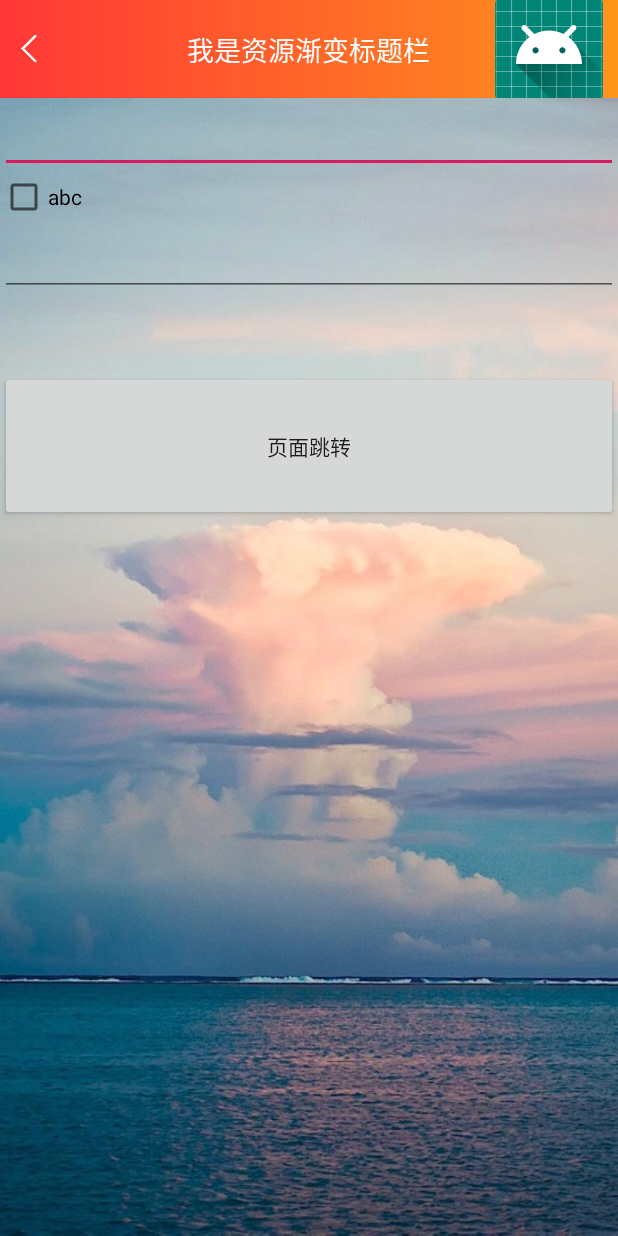
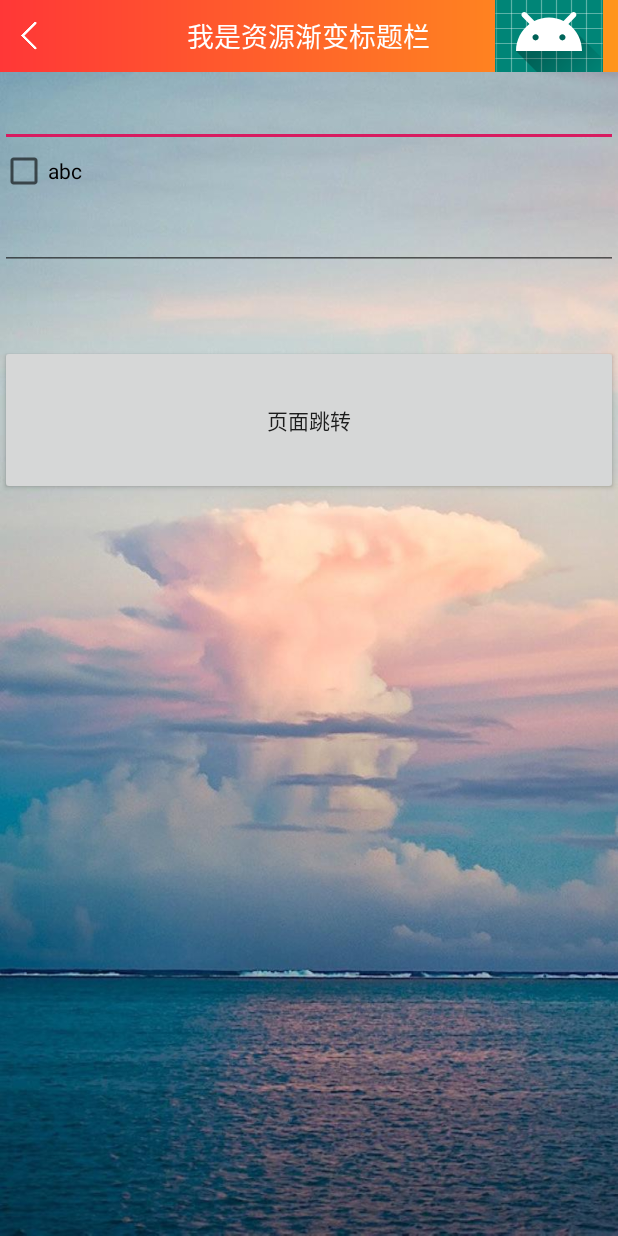
Before and after one commit to wenkency/titlebar, an Android app: the ResourceStyleActivity screen opened directly, with no data from a screen before it, on a phone screen of 412 x 824 dp. Run offline under Robolectric (Android 15) with nearby library versions, the phone set to English and light mode, and no system bars.

```diff
--- a/app/build.gradle
+++ b/app/build.gradle
@@ -23,6 +23,5 @@ android {
 dependencies {
     implementation fileTree(dir: 'libs', include: ['*.jar'])
     implementation "androidx.appcompat:appcompat:1.4.2"
-    implementation "androidx.constraintlayout:constraintlayout:${versions.constraintlayout}"
     implementation project(path: ':lib-titlebar')
 }
--- a/app/src/main/java/cn/carhouse/quicktitle_sample/ResourceStyleActivity.java
+++ b/app/src/main/java/cn/carhouse/quicktitle_sample/ResourceStyleActivity.java
@@ -7,6 +7,7 @@ import android.view.View;
 
 import cn.carhouse.titlebar.DefTitleBar;
 import cn.carhouse.titlebar.DefTitleBuilder;
+import cn.carhouse.titlebar.utils.TitleBarUtil;
 
 public class ResourceStyleActivity extends BaseActivity {
 
@@ -34,6 +35,7 @@ public class ResourceStyleActivity extends BaseActivity {
                 startActivity(intent);
             }
         });
+
     }
 
     public void toMain(View view) {
--- a/app/src/main/res/layout/activity_main.xml
+++ b/app/src/main/res/layout/activity_main.xml
@@ -1,10 +1,11 @@
 <?xml version="1.0" encoding="utf-8"?>
+
+
 <FrameLayout xmlns:android="http://schemas.android.com/apk/res/android"
     xmlns:tools="http://schemas.android.com/tools"
     android:id="@+id/fl"
     android:layout_width="match_parent"
     android:layout_height="match_parent"
-    android:fitsSystemWindows="false"
     tools:context=".ColorStyleActivity">
 
     <ImageView
--- a/app/src/main/res/values/styles.xml
+++ b/app/src/main/res/values/styles.xml
@@ -1,4 +1,4 @@
-<resources xmlns:tools="http://schemas.android.com/tools">
+<resources>
 
     <!-- Base application theme. -->
     <style name="AppTheme" parent="Theme.AppCompat.Light.NoActionBar">
@@ -6,66 +6,13 @@
         <item name="colorPrimary">@color/colorPrimary</item>
         <item name="colorPrimaryDark">@color/colorPrimaryDark</item>
         <item name="colorAccent">@color/colorAccent</item>
-
+        <item name="android:windowContentOverlay">@null</item>
+        <item name="android:windowBackground">@null</item>
     </style>
 
-    <style name="CustomWindowTitleBackground">
-        <item name="android:background">@null</item>
-    </style>
-
-    <style name="Default" parent="@style/AppTheme">
-        <item name="android:textColorPrimaryInverse">@android:color/black</item>
-        <item name="android:windowContentOverlay">@null</item>
-        <item name="android:windowTitleSize">0.0dip</item>
-        <item name="android:windowTitleBackgroundStyle">@style/CustomWindowTitleBackground</item>
-        <item name="android:radioButtonStyle">@style/customRadioButton</item>
-        <item name="android:windowAnimationStyle">@style/actAnimation</item>
-        <item name="android:fitsSystemWindows">true</item>
-        <item name="android:windowContentTransitions" tools:targetApi="lollipop">true</item>
-    </style>
-
-    <style name="Default.NoTitleBar" parent="@style/Default">
-        <item name="android:windowNoTitle">true</item>
-    </style>
-
-    <style name="Default.NoTitleBar.NoPreview" parent="@style/Default.NoTitleBar">
+    <style name="Default.Launcher" parent="AppTheme">
         <item name="android:windowDisablePreview">true</item>
     </style>
 
-    <style name="Default.NoTitleBar.NoPreview.FullScreen" parent="@style/Default.NoTitleBar.NoPreview">
-        <item name="android:windowFullscreen">true</item>
-    </style>
 
-
-    <style name="customListView" parent="@android:style/Widget.ListView">
-        <item name="android:scrollingCache">false</item>
-        <item name="android:cacheColorHint">@null</item>
-    </style>
-
-    <style name="customEditText" parent="@android:style/Widget.EditText">
-        <item name="android:background">@drawable/edit_text_holo_light</item>
-    </style>
-
-    <style name="customAutoCompleteTextView" parent="@style/Widget.AppCompat.Light.AutoCompleteTextView">
-        <item name="android:background">@drawable/edit_text_holo_light</item>
-    </style>
-
-    <style name="customCheckBox" parent="@android:style/Widget.CompoundButton.CheckBox">
-        <item name="android:button">@drawable/checkbox_bg1</item>
-    </style>
-
-    <style name="customRadioButton" parent="@android:style/Widget.CompoundButton.RadioButton">
-        <item name="android:button">@drawable/checkbox_bg1</item>
-    </style>
-
-    <style name="actAnimation" parent="@android:style/Animation.Activity">
-        <item name="android:activityOpenEnterAnimation">@anim/activity_new</item>
-        <item name="android:activityOpenExitAnimation">@anim/activity_out</item>
-        <item name="android:activityCloseEnterAnimation">@anim/activity_back</item>
-        <item name="android:activityCloseExitAnimation">@anim/activity_finish</item>
-        <item name="android:taskOpenEnterAnimation">@anim/activity_new</item>
-        <item name="android:taskOpenExitAnimation">@anim/activity_out</item>
-        <item name="android:taskCloseEnterAnimation">@anim/activity_back</item>
-        <item name="android:taskCloseExitAnimation">@anim/activity_finish</item>
-    </style>
 </resources>
--- a/lib-titlebar/build.gradle
+++ b/lib-titlebar/build.gradle
@@ -46,5 +46,4 @@ android {
 
 dependencies {
     compileOnly "androidx.appcompat:appcompat:1.4.2"
-    compileOnly "androidx.constraintlayout:constraintlayout:${versions.constraintlayout}"
 }
--- a/lib-titlebar/src/main/java/cn/carhouse/titlebar/DefTitleBar.java
+++ b/lib-titlebar/src/main/java/cn/carhouse/titlebar/DefTitleBar.java
@@ -131,6 +131,7 @@ public class DefTitleBar {
     private ViewGroup getParent(DefTitleBuilder params) {
         // 1. 有父类直接返回
         if (params.mParent != null) {
+            mChild = params.mParent;
             return params.mParent;
         }
         if (params.mActivity != null) {
@@ -343,6 +344,9 @@ public class DefTitleBar {
      */
     public void setTitleBackgroundColor(int color) {
         findViewById(R.id.cl_title_content).setBackgroundColor(color);
+        if (Build.VERSION.SDK_INT >= Build.VERSION_CODES.LOLLIPOP) {
+            mActivity.getWindow().setStatusBarColor(color);
+        }
     }
 
     /**
@@ -410,6 +414,7 @@ public class DefTitleBar {
                 if (mTitleHeight > 0) {
                     height = mTitleHeight;
                 }
+                Log.e("TAG", statusBarHeight + ":" + height);
                 ViewGroup.LayoutParams lp = titleView.getLayoutParams();
                 lp.height = statusBarHeight + height;
                 titleView.setLayoutParams(lp);
--- a/lib-titlebar/src/main/java/cn/carhouse/titlebar/utils/TitleBarUtil.java
+++ b/lib-titlebar/src/main/java/cn/carhouse/titlebar/utils/TitleBarUtil.java
@@ -91,16 +91,13 @@ public class TitleBarUtil {
 
             if (isResource) {
                 // android系统级的资源id得这么拿,不然拿不到
-                decorView.post(new Runnable() {
-                    @Override
-                    public void run() {
+                decorView.post(() -> {
                     int viewId = activity.getResources()
                             .getIdentifier("statusBarBackground",
                                     "id", "android");
                     View statusBarView = window.findViewById(viewId);
                     if (statusBarView != null) {
                         statusBarView.setBackgroundResource(color);
-                        }
                     }
                 });
             } else {
@@ -237,6 +234,10 @@ public class TitleBarUtil {
             return;
         }
         if (Build.VERSION.SDK_INT >= Build.VERSION_CODES.LOLLIPOP) {
+            // 不加这个，会有灰色背景
+            if (Build.VERSION.SDK_INT >= Build.VERSION_CODES.Q) {
+                window.setNavigationBarContrastEnforced(false);
+            }
             window.setNavigationBarColor(color);
         }
     }
@@ -249,21 +250,31 @@ public class TitleBarUtil {
     }
 
 
-/*    // 隐藏状态栏
-    public static void hideStatusBar(@NonNull Window window) {
-        window.setFlags(WindowManager.LayoutParams.FLAG_FULLSCREEN,
-                WindowManager.LayoutParams.FLAG_FULLSCREEN);
+    public static void hideBar(Window window) {
+        hideBar(window, false);
     }
 
-    // 显示状态栏
-    public static void showStatusBar(@NonNull Window window) {
-        window.clearFlags(WindowManager.LayoutParams.FLAG_FULLSCREEN);
-    }*/
+    public static void hideBar(Window window, boolean isDark) {
+        hideBarOrNav(window, true, false, isDark);
+    }
+
+    public static void hideNav(Window window) {
+        hideNav(window, false);
+    }
+
+    public static void hideNav(Window window, boolean isDark) {
+        hideBarOrNav(window, false, true, isDark);
+    }
+
+    public static void hideBarOrNav(Window window, boolean hideBar, boolean hideNav) {
+        hideBarOrNav(window, hideBar, hideNav, false);
+    }
+
     /**
      * Hide bar.
      * 隐藏或显示状态栏和导航栏。
      */
-    public static void hideBarOrNav(Window window, boolean hideBar, boolean hideNav) {
+    public static void hideBarOrNav(Window window, boolean hideBar, boolean hideNav, boolean isDark) {
         if (window == null) {
             return;
         }
@@ -278,6 +289,9 @@ public class TitleBarUtil {
             uiFlags |= View.SYSTEM_UI_FLAG_LAYOUT_HIDE_NAVIGATION
                     | View.SYSTEM_UI_FLAG_HIDE_NAVIGATION;
         }
+        if (!hideBar && isDark) {
+            uiFlags |= View.SYSTEM_UI_FLAG_LIGHT_STATUS_BAR;
+        }
         window.getDecorView().setSystemUiVisibility(uiFlags);
     }
 
--- a/lib-titlebar/src/main/res/layout/base_layout_title_bar.xml
+++ b/lib-titlebar/src/main/res/layout/base_layout_title_bar.xml
@@ -1,25 +1,23 @@
 <?xml version="1.0" encoding="utf-8"?>
-<LinearLayout xmlns:android="http://schemas.android.com/apk/res/android"
+<FrameLayout xmlns:android="http://schemas.android.com/apk/res/android"
     xmlns:app="http://schemas.android.com/apk/res-auto"
     android:id="@+id/ll_title_root"
     android:layout_width="match_parent"
-    android:layout_height="wrap_content"
-    android:orientation="vertical"
+    android:layout_height="@dimen/title_height"
     app:elevation="0dp">
 
-    <androidx.constraintlayout.widget.ConstraintLayout
+    <FrameLayout
         android:id="@+id/cl_title_content"
         android:layout_width="match_parent"
-        android:layout_height="@dimen/title_height">
+        android:layout_height="@dimen/title_height"
+        android:layout_gravity="center">
         <!--左边布局-->
         <LinearLayout
             android:id="@+id/ll_title_left"
             android:layout_width="wrap_content"
             android:layout_height="match_parent"
             android:gravity="center_vertical"
-            android:orientation="horizontal"
-            app:layout_constraintLeft_toLeftOf="parent"
-            app:layout_constraintTop_toTopOf="parent">
+            android:orientation="horizontal">
 
             <ImageView
                 android:id="@+id/iv_title_left"
@@ -32,16 +30,13 @@
         <!--中间布局-->
         <LinearLayout
             android:id="@+id/ll_title_center"
-            android:layout_width="0dp"
-            android:layout_height="wrap_content"
+            android:layout_width="wrap_content"
+            android:layout_height="match_parent"
+            android:layout_gravity="center"
             android:layout_marginLeft="80dp"
             android:layout_marginRight="80dp"
             android:gravity="center"
-            android:orientation="horizontal"
-            app:layout_constraintBottom_toBottomOf="parent"
-            app:layout_constraintLeft_toLeftOf="parent"
-            app:layout_constraintRight_toRightOf="parent"
-            app:layout_constraintTop_toTopOf="parent">
+            android:orientation="horizontal">
 
             <ImageView
                 android:id="@+id/iv_title_center"
@@ -65,10 +60,9 @@
             android:id="@+id/ll_title_right"
             android:layout_width="wrap_content"
             android:layout_height="match_parent"
+            android:layout_gravity="right"
             android:gravity="center_vertical"
-            android:orientation="horizontal"
-            app:layout_constraintRight_toRightOf="parent"
-            app:layout_constraintTop_toTopOf="parent">
+            android:orientation="horizontal">
 
             <TextView
                 android:id="@+id/tv_title_right"
@@ -82,15 +76,15 @@
                 android:textSize="15dp" />
         </LinearLayout>
 
-    </androidx.constraintlayout.widget.ConstraintLayout>
+    </FrameLayout>
 
 
     <View
         android:id="@+id/v_title_line"
         android:layout_width="match_parent"
         android:layout_height="1px"
-        android:layout_alignParentBottom="true"
+        android:layout_gravity="bottom"
         android:background="@color/lineColor"
         android:visibility="gone" />
 
-</LinearLayout>
+</FrameLayout>
```
Also changed, not shown: app/src/main/AndroidManifest.xml (+4 -3 lines), app/src/main/java/cn/carhouse/quicktitle_sample/ColorStyleActivity.java (+7 -5 lines), app/src/main/java/cn/carhouse/quicktitle_sample/SplashWhiteStyleActivity.java (+9 -3 lines), app/src/main/res/layout/activity_color.xml (added, +30 -0 lines). Lines whose indentation alone changed are shown as unchanged.
